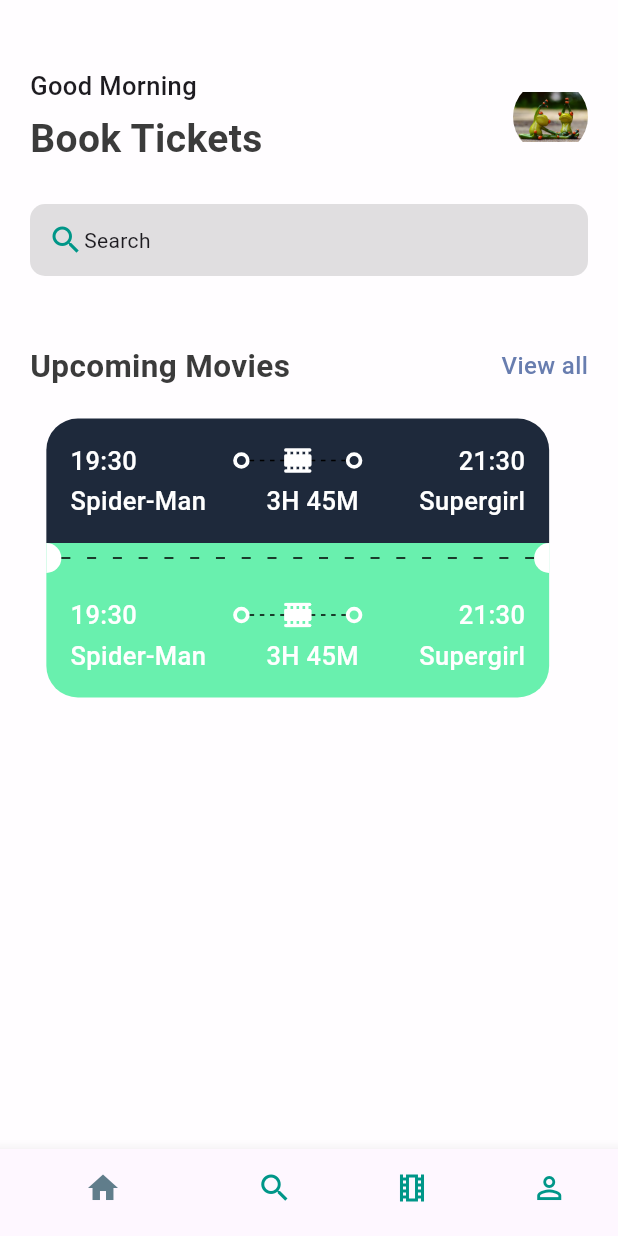
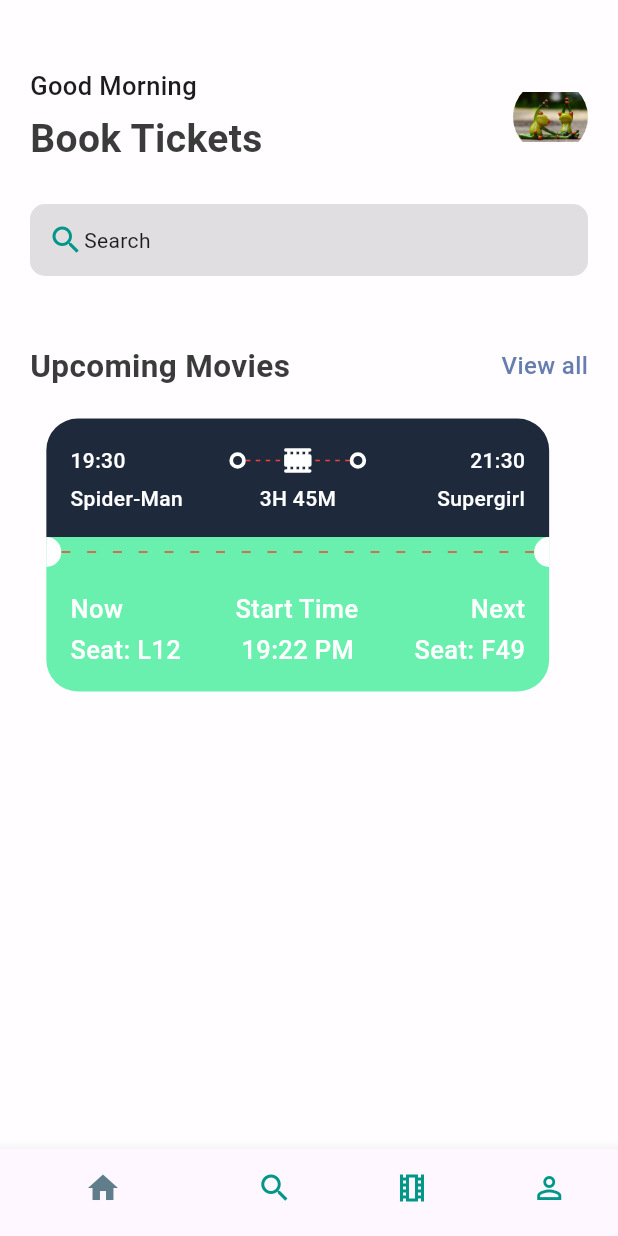
Before and after one commit to sky-hackeR/ticketing-ui, a Flutter app: the screen it shows after launch, on a phone screen of 412 x 824 dp. Run offline on Flutter 3.47's test engine with Material 3 defaults, Android fonts, the phone set to English and light mode, and no system bars.

Commit message:
Improvement and dynamic rendering of text on card

```diff
--- a/lib/base/widget/app_layout_builder_widget.dart
+++ b/lib/base/widget/app_layout_builder_widget.dart
@@ -18,7 +18,7 @@ class AppLayoutBuilderWidget extends StatelessWidget {
             height: 1,
             child: DecoratedBox(
                 decoration: BoxDecoration(
-                  color: Colors.black,
+                  color: Colors.red,
                 )
             ),
             ),
--- a/lib/base/widget/big_dot.dart
+++ b/lib/base/widget/big_dot.dart
@@ -8,12 +8,8 @@ class BigDot extends StatelessWidget {
     return Container(
       padding: EdgeInsets.all(3),
       decoration: BoxDecoration(
-        border: Border.all(
-            width: 2.5,
-            color: Colors.white
-        ),
+        border: Border.all(width: 2.5, color: Colors.white),
         borderRadius: BorderRadius.circular(20),
-
       ),
     );
   }
--- /dev/null
+++ b/lib/base/widget/text_style_fourth.dart
@@ -0,0 +1,22 @@
+import 'package:flutter/material.dart';
+
+import 'package:reserver/res/styles/app_styles.dart';
+
+class TextStyleFourth extends StatelessWidget {
+  final String text;
+  final TextAlign align;
+  const TextStyleFourth({
+    super.key,
+    required this.text,
+    this.align = TextAlign.start,
+  });
+
+  @override
+  Widget build(BuildContext context) {
+    return Text(
+      text,
+      textAlign: align,
+      style: AppStyles.headLineStyle4.copyWith(color: Colors.white),
+    );
+  }
+}
--- /dev/null
+++ b/lib/base/widget/text_style_third.dart
@@ -0,0 +1,18 @@
+import 'package:flutter/material.dart';
+
+import 'package:reserver/res/styles/app_styles.dart';
+
+class TextStyleThird extends StatelessWidget {
+  final String text;
+  const TextStyleThird({super.key, required this.text});
+
+  @override
+  Widget build(BuildContext context) {
+    return Text(
+      text,
+      style: AppStyles.headLineStyle4.copyWith(
+        color: Colors.white,
+      ),
+    );
+  }
+}
--- a/lib/base/widget/ticket_view.dart
+++ b/lib/base/widget/ticket_view.dart
@@ -2,6 +2,8 @@ import 'package:flutter/material.dart';
 import 'package:reserver/base/widget/app_layout_builder_widget.dart';
 import 'package:reserver/base/widget/big_circle.dart';
 import 'package:reserver/base/widget/big_dot.dart';
+import 'package:reserver/base/widget/text_style_fourth.dart';
+import 'package:reserver/base/widget/text_style_third.dart';
 import 'package:reserver/res/styles/app_styles.dart';
 
 class TicketView extends StatelessWidget {
@@ -16,7 +18,10 @@ class TicketView extends StatelessWidget {
       child: Container(
         margin: EdgeInsets.only(right: 15),
         child: Column(
+          mainAxisSize: MainAxisSize.min,
           children: [
+
+            //Blue part of the card
             Container(
               padding: EdgeInsets.all(16),
               decoration: BoxDecoration(
@@ -31,11 +36,8 @@ class TicketView extends StatelessWidget {
                   // Show movie duration
                   Row(
                     children: [
-                      Text(
-                        "19:30",
-                        style: AppStyles.headLineStyle3.copyWith(
-                          color: Colors.white,
-                        ),
+                      TextStyleThird(
+                          text: "19:30"
                       ),
 
                       Expanded(child: Container()),
@@ -66,11 +68,8 @@ class TicketView extends StatelessWidget {
 
                       Expanded(child: Container()),
 
-                      Text(
-                        "21:30",
-                        style: AppStyles.headLineStyle3.copyWith(
-                          color: Colors.white,
-                        ),
+                      TextStyleThird(
+                          text: "21:30"
                       ),
                     ],
                   ),
@@ -79,29 +78,27 @@ class TicketView extends StatelessWidget {
                   // Show movie
                   Row(
                     children: [
-                      Text(
-                        "Spider-Man",
-                        style: AppStyles.headLineStyle3.copyWith(
-                          color: Colors.white,
-                        ),
+                      SizedBox(
+                        width: 100,
+                        child: TextStyleFourth(
+                            text: "Spider-Man"
+                        )
                       ),
 
                       Expanded(child: Container()),
 
-                      Text(
-                        "3H 45M",
-                        style: AppStyles.headLineStyle3.copyWith(
-                          color: Colors.white,
-                        ),
+                      TextStyleFourth(
+                        text: "3H 45M",
                       ),
 
                       Expanded(child: Container()),
 
-                      Text(
-                        "Supergirl",
-                        style: AppStyles.headLineStyle3.copyWith(
-                          color: Colors.white,
-                        ),
+                      SizedBox(
+                        width: 100,
+                        child: TextStyleFourth(
+                            text: "Supergirl",
+                            align: TextAlign.end
+                        )
                       ),
                     ],
                   ),
@@ -109,6 +106,7 @@ class TicketView extends StatelessWidget {
               ),
             ),
 
+            // The middle part of the card
             Container(
               color: AppStyles.ticketGreen,
               child: Row(
@@ -120,6 +118,7 @@ class TicketView extends StatelessWidget {
               ),
             ),
 
+            // The green part of the card
             Container(
               padding: EdgeInsets.all(16),
               decoration: BoxDecoration(
@@ -135,7 +134,7 @@ class TicketView extends StatelessWidget {
                   Row(
                     children: [
                       Text(
-                        "19:30",
+                        "Now",
                         style: AppStyles.headLineStyle3.copyWith(
                           color: Colors.white,
                         ),
@@ -143,34 +142,17 @@ class TicketView extends StatelessWidget {
 
                       Expanded(child: Container()),
 
-                      BigDot(),
-
-                      Expanded(
-                        child: Stack(
-                          children: [
-                            SizedBox(
-                              height: 24,
-                              child: AppLayoutBuilderWidget(randomDivider: 6),
-                            ),
-                            Center(
-                              child: Transform.rotate(
-                                angle: 1.57,
-                                child: Icon(
-                                  Icons.local_movies_rounded,
-                                  color: Colors.white,
-                                ),
-                              ),
-                            ),
-                          ],
+                      Text(
+                        "Start Time",
+                        style: AppStyles.headLineStyle3.copyWith(
+                          color: Colors.white,
                         ),
                       ),
-
-                      BigDot(),
 
                       Expanded(child: Container()),
 
                       Text(
-                        "21:30",
+                        "Next",
                         style: AppStyles.headLineStyle3.copyWith(
                           color: Colors.white,
                         ),
@@ -183,7 +165,7 @@ class TicketView extends StatelessWidget {
                   Row(
                     children: [
                       Text(
-                        "Spider-Man",
+                        "Seat: L12",
                         style: AppStyles.headLineStyle3.copyWith(
                           color: Colors.white,
                         ),
@@ -192,7 +174,7 @@ class TicketView extends StatelessWidget {
                       Expanded(child: Container()),
 
                       Text(
-                        "3H 45M",
+                        "19:22 PM",
                         style: AppStyles.headLineStyle3.copyWith(
                           color: Colors.white,
                         ),
@@ -201,7 +183,7 @@ class TicketView extends StatelessWidget {
                       Expanded(child: Container()),
 
                       Text(
-                        "Supergirl",
+                        "Seat: F49",
                         style: AppStyles.headLineStyle3.copyWith(
                           color: Colors.white,
                         ),
--- a/lib/res/styles/app_styles.dart
+++ b/lib/res/styles/app_styles.dart
@@ -1,6 +1,7 @@
 import 'package:flutter/material.dart';
 
 Color primary = const Color(0xFF687daf);
+
 class AppStyles {
   static Color primaryColor = primary;
   static Color textColor = const Color(0xFF3b3b3b);
@@ -9,16 +10,15 @@ class AppStyles {
   // 0xFFFE5F55
   static Color ticketGreen = Colors.greenAccent;
 
-
   static TextStyle textStyle = TextStyle(
     fontSize: 16,
     fontWeight: FontWeight.w500,
   );
 
   static TextStyle headLineStyle1 = TextStyle(
-        fontSize: 26,
-        fontWeight: FontWeight.bold,
-        color: textColor
+    fontSize: 26,
+    fontWeight: FontWeight.bold,
+    color: textColor,
   );
 
   static TextStyle headLineStyle2 = TextStyle(
@@ -28,12 +28,12 @@ class AppStyles {
   );
 
   static TextStyle headLineStyle3 = const TextStyle(
-      fontSize: 17,
-      fontWeight: FontWeight.w500,
+    fontSize: 17,
+    fontWeight: FontWeight.w500,
   );
 
   static TextStyle headLineStyle4 = const TextStyle(
-    fontSize: 13,
+    fontSize: 14,
     fontWeight: FontWeight.w500,
   );
 }
```
